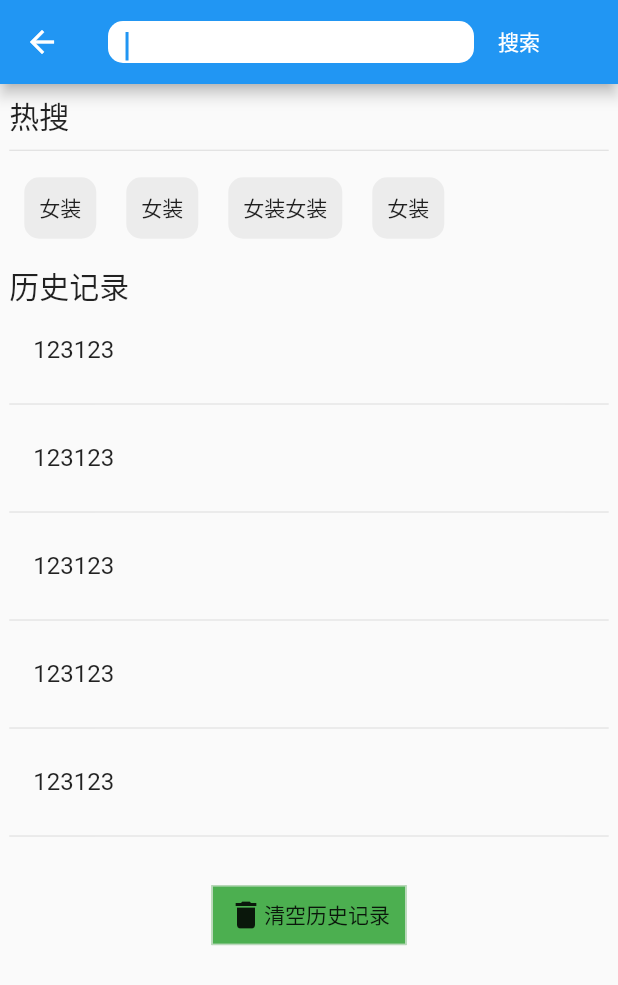
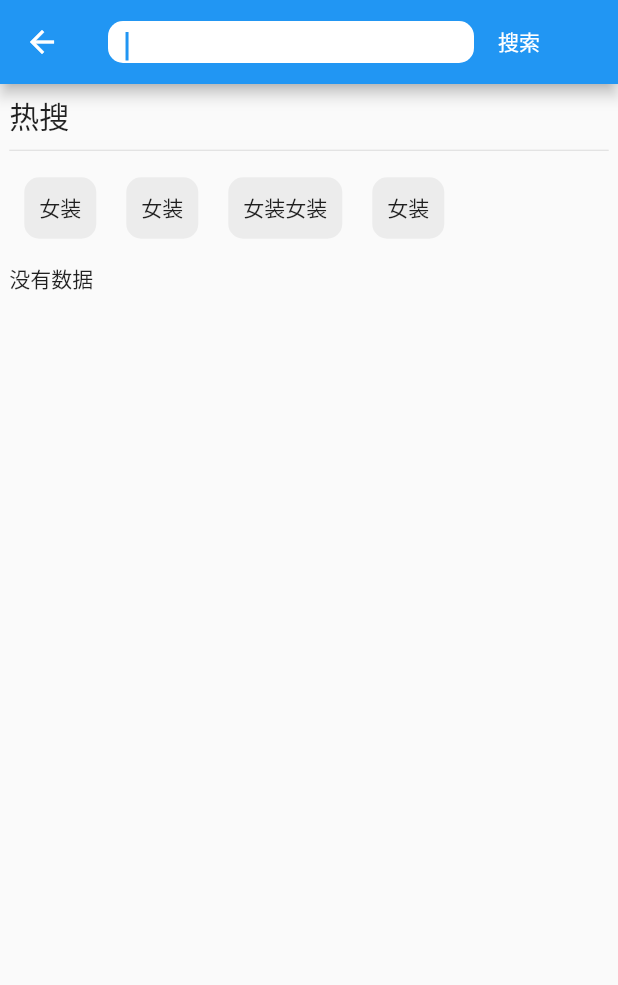
Before and after one commit to NXliujunjie/LJJJDShop, a Flutter app: the SearchVc screen opened directly, on a phone screen of 412 x 824 dp. Shown: the top 985 px of the screen. Run offline on Flutter 3.47's test engine with Material 2 defaults, Android fonts, the phone set to English and light mode, and no system bars; our stand-ins replace dio, flutter_screenutil, flutter_swiper, shared_preferences; accounts and stored records are empty; network calls fail.

Commit message:
搜索界面提交

```diff
--- a/jdshop/lib/pages/tabs/Category/Product/ProductList.dart
+++ b/jdshop/lib/pages/tabs/Category/Product/ProductList.dart
@@ -3,6 +3,7 @@ import 'package:jdshop/service/ljjAdaper.dart';
 import 'package:dio/dio.dart';
 import 'package:jdshop/config/config.dart';
 import 'package:jdshop/Models/prodectModel.dart';
+import 'package:jdshop/tool/searchServices.dart';
 import '../../../../tool/ljjHud.dart';
 
 class ProductList extends StatefulWidget {
@@ -214,6 +215,7 @@ class _ProductListState extends State<ProductList> {
                 InkWell(
                   child: Text('搜索'),
                   onTap: () {
+                    SearchServices.setHistoryData(this._keyword);
                     this._subHeaderChange(this._subHeaderList[0]);
                   },
                 )
--- a/jdshop/lib/pages/tabs/Home/Home.dart
+++ b/jdshop/lib/pages/tabs/Home/Home.dart
@@ -6,6 +6,7 @@ import 'package:dio/dio.dart';
 import 'package:jdshop/config/config.dart';
 import 'package:jdshop/Models/prodectModel.dart';
 import 'package:jdshop/Models/hotProdectModel.dart';
+import 'package:jdshop/tool/searchServices.dart';
 
 class HomeVc extends StatefulWidget {
   HomeVc({Key key}) : super(key: key);
@@ -177,8 +178,8 @@ class _HomeVcState extends State<HomeVc> with AutomaticKeepAliveClientMixin {
  */
   Widget _recProductItemWidget(model) {
     var itemWidth = (ljjAdaper.getScreenWidthDP() - 30) / 2;
-     String spic = model.sPic;
-     spic = ljjConfig.domain + spic.replaceAll('\\', '/');
+    String spic = model.sPic;
+    spic = ljjConfig.domain + spic.replaceAll('\\', '/');
     return Container(
       padding: EdgeInsets.all(10),
       width: itemWidth,
--- a/jdshop/lib/pages/tabs/Search/search.dart
+++ b/jdshop/lib/pages/tabs/Search/search.dart
@@ -1,5 +1,6 @@
 import 'package:flutter/material.dart';
 import 'package:jdshop/service/ljjAdaper.dart';
+import 'package:jdshop/tool/searchServices.dart';
 
 class SearchVc extends StatefulWidget {
   SearchVc({Key key}) : super(key: key);
@@ -8,7 +9,27 @@ class SearchVc extends StatefulWidget {
 }
 
 class _SearchVcState extends State<SearchVc> {
+
   var _keyWords;
+
+  List _historyListData = [];
+
+  @override
+  void initState() {
+    super.initState();
+    this._getHistoryData();
+  }
+
+  /*
+   * 获取历史记录
+   */
+  void _getHistoryData() async {
+    var _historyListData = await SearchServices.getHistoryList();
+    setState((){
+      this._historyListData = _historyListData;
+    });
+  }
+
   @override
   Widget build(BuildContext context) {
     ljjAdaper.init(context);
@@ -41,7 +62,9 @@ class _SearchVcState extends State<SearchVc> {
                   InkWell(
                     child: Text('搜索'),
                     onTap: () {
-                      Navigator.pushReplacementNamed(context, '/ProductList', arguments: {
+                      SearchServices.setHistoryData(this._keyWords);
+                      Navigator.pushReplacementNamed(context, '/ProductList',
+                          arguments: {
                             'keyWords': this._keyWords,
                           });
                     },
@@ -103,6 +126,24 @@ class _SearchVcState extends State<SearchVc> {
                 ],
               ),
               SizedBox(height: ljjAdaper.height(10)),
+              _historyListWidget(),//历史记录
+            ],
+          ),
+        ),
+      ),
+    );
+  }
+
+  /*
+历史记录
+*/
+  Widget _historyListWidget() {
+    if (this._historyListData.length <=0) {
+      return Text('没有数据');
+    }
+    return Column(
+      crossAxisAlignment: CrossAxisAlignment.start,
+      children: <Widget>[
         Container(
           child: Text(
             '历史记录',
@@ -110,58 +151,70 @@ class _SearchVcState extends State<SearchVc> {
           ),
         ),
         Column(
+          children: this._historyListData.map((v){
+            return Column(
               children: <Widget>[
                 ListTile(
-                    title: Text('123123'),
+                  title: Text('$v'),
+                  onLongPress: (){
+                    print(v);
+                    this._showAlertDialog(v);
+                  },
+                )
+              ],
+            );
+          }).toList(),
         ),
-                  Divider(),
-                  ListTile(
-                    title: Text('123123'),
-                  ),
-                  Divider(),
-                  ListTile(
-                    title: Text('123123'),
-                  ),
-                  Divider(),
-                  ListTile(
-                    title: Text('123123'),
-                  ),
-                  Divider(),
-                  ListTile(
-                    title: Text('123123'),
-                  ),
-                  Divider(),
-                ],
-              ),
-              SizedBox(
-                height: ljjAdaper.height(40),
-              ),
-              Row(
-                mainAxisAlignment: MainAxisAlignment.center,
-                children: <Widget>[
-                  Container(
-                    width: 130,
-                    height: 40,
-                    decoration: BoxDecoration(
-                        color: Colors.green,
-                        border: Border.all(
-                          color: Color.fromRGBO(233, 233, 233, 0.7),
-                          width: 1,
-                        )),
+        InkWell(
+          onTap: (){
+            SearchServices.removeHistoryData();
+            _getHistoryData();
+          },
           child: Row(
             mainAxisAlignment: MainAxisAlignment.center,
             children: <Widget>[
               Icon(Icons.delete),
-                        Text('清空历史记录'),
+              Text('删除'),
             ],
           ),
         )
       ],
+    );
+  }
+
+  /*
+   * 提示框
+   */
+    _showAlertDialog(keywords) async{
+     await showDialog(
+        barrierDismissible:false,   //表示点击灰色背景的时候是否消失弹出框
+        context:context,
+        builder: (context){
+          return AlertDialog(
+            title: Text("提示信息!"),
+            content:Text("您确定要删除吗?") ,
+            actions: <Widget>[
+              FlatButton(
+                child: Text("取消"),
+                onPressed: (){
+                  print("取消");
+                  Navigator.pop(context,'Cancle');
+                },
+              ),
+              FlatButton(
+                child: Text("确定"),
+                onPressed: () async{
+                  //注意异步
+                  print('1231231231$keywords');
+                  await SearchServices.removeHistoryIteamData(keywords);
+                  this._getHistoryData();
+                  Navigator.pop(context,"Ok");
+                },
               )
             ],
-          ),
-        ),
-      ),
+
+          );
+        }
      );
   }
 }
--- /dev/null
+++ b/jdshop/lib/tool/ljjSaveData.dart
@@ -0,0 +1,24 @@
+import 'package:shared_preferences/shared_preferences.dart';
+
+class LJJSaveData {
+  static Future<void> setString(key, value) async {
+    SharedPreferences sp = await SharedPreferences.getInstance();
+    sp.setString(key, value);
+  }
+
+  static Future<String> getString(key) async {
+    SharedPreferences sp = await SharedPreferences.getInstance();
+    var value = sp.getString(key);
+    return value;
+  }
+
+  static Future<void> clear() async {
+    SharedPreferences sp = await SharedPreferences.getInstance();
+    sp.clear();
+  }
+
+   static Future<void> remove(key) async {
+    SharedPreferences sp = await SharedPreferences.getInstance();
+    sp.remove(key);
+  }
+}
--- /dev/null
+++ b/jdshop/lib/tool/searchServices.dart
@@ -0,0 +1,43 @@
+import 'dart:convert';
+import 'ljjSaveData.dart';
+
+class SearchServices {
+static setHistoryData(keywords) async {
+    try {
+      List searchListData = json.decode(await LJJSaveData.getString('searchList'));
+
+      print(searchListData);
+      var hasData = searchListData.any((v) {
+        return v == keywords;
+      });
+      if (!hasData) {
+        searchListData.add(keywords);
+        await LJJSaveData.setString('searchList', json.encode(searchListData));
+      }
+    } catch (e) {
+      List tempList = new List();
+      tempList.add(keywords);
+      await LJJSaveData.setString('searchList', json.encode(tempList));
+    }
+  }
+  static getHistoryList() async{
+     try {
+      List searchListData = json.decode(await LJJSaveData.getString('searchList'));
+      return searchListData;
+    } catch (e) {
+      return [];
+    }
+  }
+
+
+  static removeHistoryData() async{
+      await LJJSaveData.remove('searchList');
+  }
+
+  static removeHistoryIteamData(key) async{
+      List searchListData = json.decode(await LJJSaveData.getString('searchList'));
+      searchListData.remove(key);
+      await LJJSaveData.setString('searchList', json.encode(searchListData));
+  }
+
+}
--- a/jdshop/pubspec.yaml
+++ b/jdshop/pubspec.yaml
@@ -26,6 +26,7 @@ dependencies:
   flutter_swiper: ^1.1.6
   flutter_screenutil: ^0.5.3
   dio: ^3.0.1
+  shared_preferences: ^0.5.3+4
 
 dev_dependencies:
   flutter_test:
```
Also changed, not shown: jdshop/pubspec.lock, 6 other files. Lines whose indentation alone changed are shown as unchanged.
